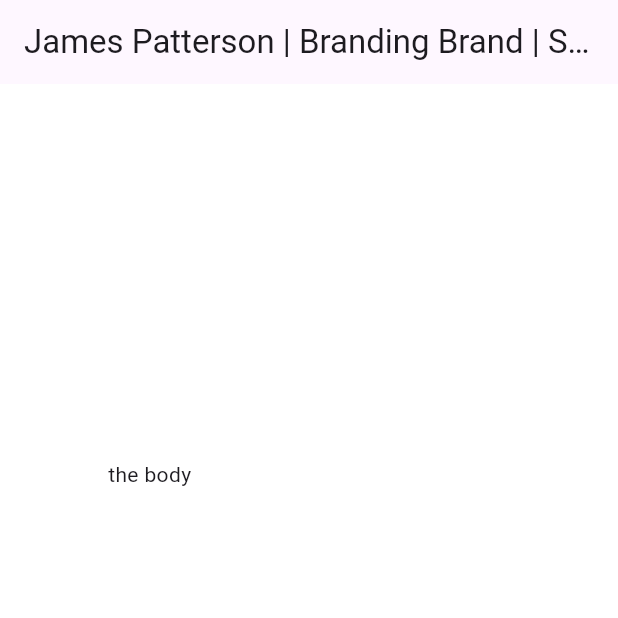
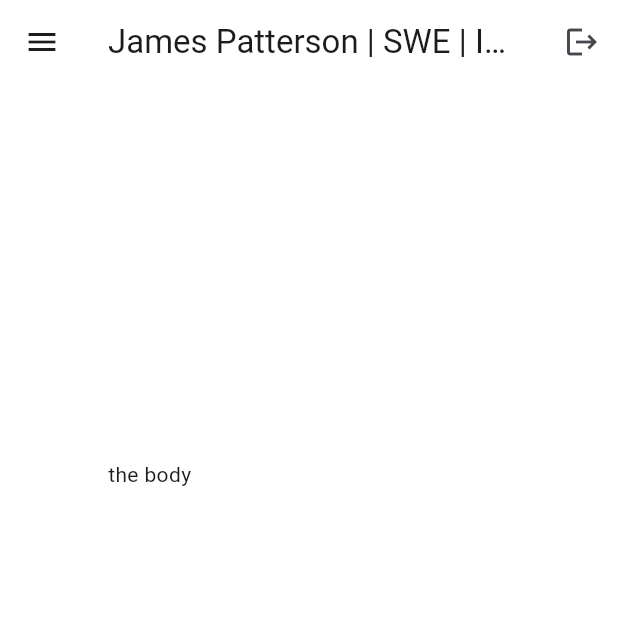
Before and after one commit to jamespatterson-feswe/flutter-resume, a Flutter app: the screen it shows after launch, on a phone screen of 412 x 824 dp, the top half of it. Run offline on Flutter 3.47's test engine with Material 3 defaults, Android fonts, the phone set to English and light mode, and no system bars.

```diff
--- a/lib/main.dart
+++ b/lib/main.dart
@@ -12,15 +12,27 @@ class Demo extends StatelessWidget {
     var james = Person('James Patterson', 'SWE');
 
     return MaterialApp(
+      debugShowCheckedModeBanner: false,
       home: Scaffold(
         backgroundColor: Colors.white70,
         appBar: AppBar(
             title: Center(
-            child: Text(
-              james.title()
+              child: Text(james.title()),
+            ),
+            backgroundColor: Colors.white70,
+            elevation: 0,
+            leading: IconButton(
+              icon: const Icon(Icons.menu),
+              tooltip: 'To Be Decided',
+              onPressed: () {},
+            ),
+            actions: [
+              IconButton(
+                icon: const Icon(Icons.logout),
+                tooltip: 'To Be Decided',
+                onPressed: () {},
               )
-          ),
-        ),
+            ]),
         body: Center(
           child: Container(
               height: 300,
@@ -30,8 +42,7 @@ class Demo extends StatelessWidget {
                 color: Colors.white,
                 borderRadius: BorderRadius.circular(24),
               ),
-            child: Text("the body")
-          ),
+              child: Text("the body")),
         ),
       ),
     );
@@ -52,7 +63,7 @@ class Person {
   ];
 
   String title() {
-    return '${(name != '' && occupation != '') ? '$name | $company | $occupation | ' : ''}Interactive Resume';
+    return '${(name != '' && occupation != '') ? '$name | $occupation | ' : ''}Interactive Resume';
   }
 
   Person(this.name, this.occupation);
```
Lines whose indentation alone changed are shown as unchanged.
